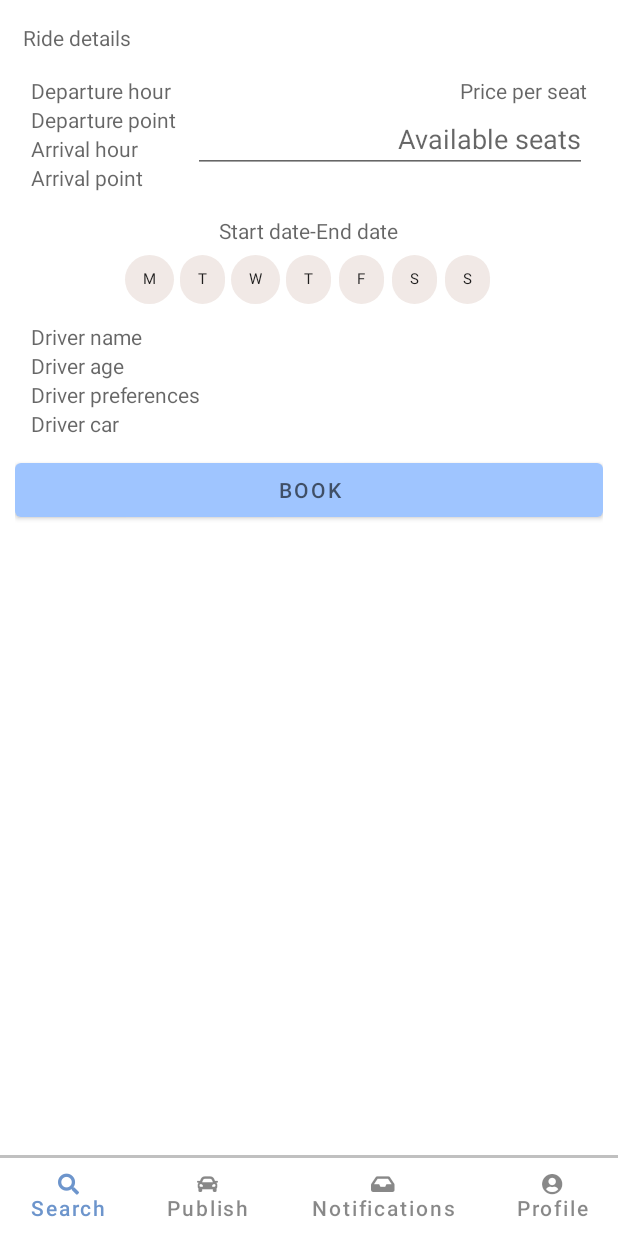
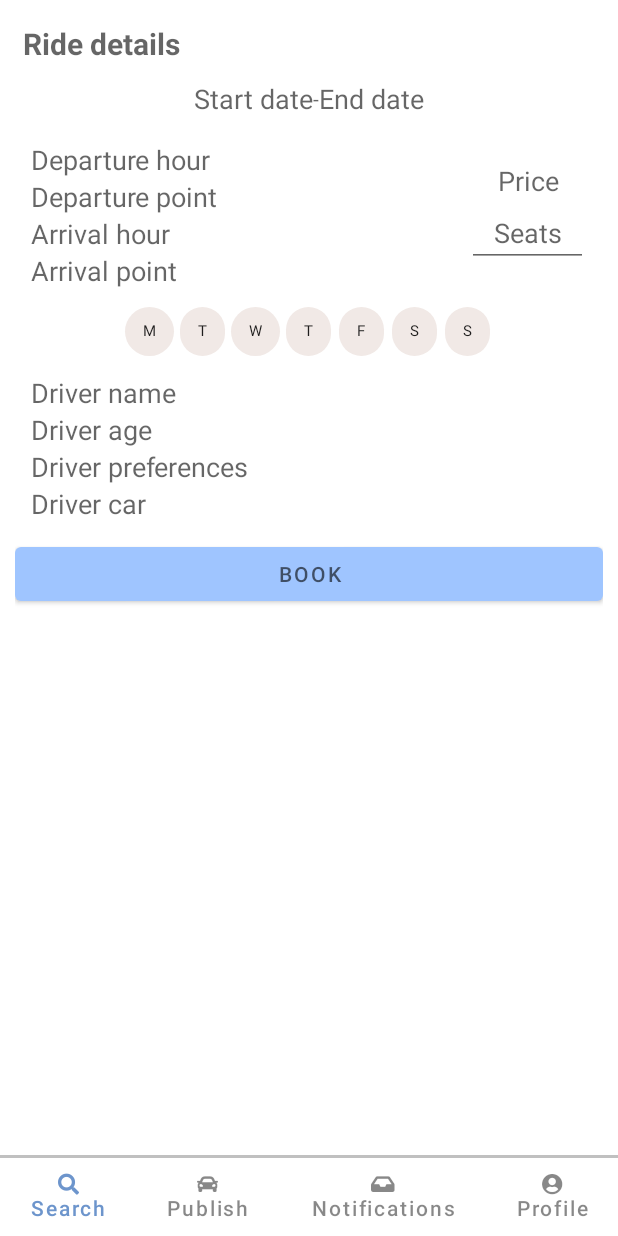
Before and after one commit to blancadomene/Driverse-Frontend, an Android app: the fragment RideDetailsFragment placed in its activity, on a phone screen of 412 x 824 dp. Run offline under Robolectric (Android 15) with nearby library versions, the phone set to English and light mode, and no system bars; 11 statements that could not run were skipped.

Commit message:
Finished layouts, fixed text dimensions and inputs.

```diff
--- a/app/src/main/java/com/blancadomene/tfg/Notification.java
+++ b/app/src/main/java/com/blancadomene/tfg/Notification.java
@@ -40,7 +40,7 @@ public class Notification {
 
         // Get view items and set text
         TextView text;
-        text = view.findViewById(R.id.layout_notification_card_message);
+        text = view.findViewById(R.id.layout_notification_card_text);
         text.setText(getNotificationText());
 
         new DownloadImageTask(view.findViewById(R.id.layout_notification_card_image)).execute("https://www.gravatar.com/avatar/205e460b479e2e5b48aeg07710c08d50?s=450&r=pg&d=retro");
--- a/app/src/main/res/layout/fragment_ride_details.xml
+++ b/app/src/main/res/layout/fragment_ride_details.xml
@@ -22,77 +22,8 @@
                 android:layout_height="wrap_content"
                 android:hint="@string/ride_details_message"
                 android:padding="5dp"
-                android:text="" />
-
-            <LinearLayout
-                android:layout_width="match_parent"
-                android:layout_height="wrap_content"
-                android:layout_weight="1"
-                android:orientation="horizontal"
-                android:padding="5dp"
-                android:baselineAligned="false">
-
-                <LinearLayout
-                    android:layout_width="wrap_content"
-                    android:layout_height="wrap_content"
-                    android:orientation="vertical"
-                    android:padding="5dp">
-
-                    <TextView
-                        android:id="@+id/fragment_ride_details_departure_hour"
-                        android:layout_width="match_parent"
-                        android:layout_height="wrap_content"
-                        android:hint="@string/departure_hour"
-                        android:text="" />
-
-                    <TextView
-                        android:id="@+id/fragment_ride_details_departure_point"
-                        android:layout_width="match_parent"
-                        android:layout_height="wrap_content"
-                        android:hint="@string/departure_point"
-                        android:text="" />
-
-                    <TextView
-                        android:id="@+id/fragment_ride_details_arrival_hour"
-                        android:layout_width="match_parent"
-                        android:layout_height="wrap_content"
-                        android:hint="@string/arrival_hour"
-                        android:text="" />
-
-                    <TextView
-                        android:id="@+id/fragment_ride_details_arrival_point"
-                        android:layout_width="match_parent"
-                        android:layout_height="wrap_content"
-                        android:hint="@string/arrival_point"
-                        android:text="" />
-                </LinearLayout>
-
-                <LinearLayout
-                    android:layout_width="0dp"
-                    android:layout_height="wrap_content"
-                    android:layout_weight="1"
-                    android:orientation="vertical"
-                    android:padding="5dp">
-
-                    <TextView
-                        android:id="@+id/fragment_ride_details_price_per_seat"
-                        android:layout_width="match_parent"
-                        android:layout_height="wrap_content"
-                        android:gravity="top|end"
-                        android:hint="@string/price_per_seat"
-                        android:text="" />
-
-                    <EditText
-                        android:id="@+id/fragment_ride_details_available_seats"
-                        android:layout_width="match_parent"
-                        android:layout_height="wrap_content"
-                        android:gravity="top|end"
-                        android:autofillHints="no"
-                        android:focusableInTouchMode="false"
-                        android:hint="@string/available_seats" />
-                </LinearLayout>
-
-            </LinearLayout>
+                android:text=""
+                android:textSize="20sp" />
 
             <LinearLayout
                 android:layout_width="match_parent"
@@ -107,7 +38,8 @@
                     android:layout_width="wrap_content"
                     android:layout_height="wrap_content"
                     android:hint="@string/start_date"
-                    android:text="" />
+                    android:text=""
+                    android:textSize="18sp" />
 
                 <TextView
                     android:id="@+id/fragment_search_dash"
@@ -122,8 +54,88 @@
                     android:layout_width="wrap_content"
                     android:layout_height="wrap_content"
                     android:hint="@string/end_date"
-                    android:text="" />
+                    android:text=""
+                    android:textSize="18sp" />
             </LinearLayout>
+
+            <LinearLayout
+                android:layout_width="match_parent"
+                android:layout_height="wrap_content"
+                android:layout_weight="1"
+                android:baselineAligned="false"
+                android:orientation="horizontal"
+                android:padding="5dp">
+
+                <LinearLayout
+                    android:layout_width="wrap_content"
+                    android:layout_height="wrap_content"
+                    android:layout_marginEnd="30dp"
+                    android:orientation="vertical"
+                    android:padding="5dp">
+
+                    <TextView
+                        android:id="@+id/fragment_ride_details_departure_hour"
+                        android:layout_width="250dp"
+                        android:layout_height="wrap_content"
+                        android:hint="@string/departure_hour"
+                        android:text=""
+                        android:textSize="18sp" />
+
+                    <TextView
+                        android:id="@+id/fragment_ride_details_departure_point"
+                        android:layout_width="250dp"
+                        android:layout_height="wrap_content"
+                        android:hint="@string/departure_point"
+                        android:text=""
+                        android:textSize="18sp" />
+
+                    <TextView
+                        android:id="@+id/fragment_ride_details_arrival_hour"
+                        android:layout_width="250dp"
+                        android:layout_height="wrap_content"
+                        android:hint="@string/arrival_hour"
+                        android:text=""
+                        android:textSize="18sp" />
+
+                    <TextView
+                        android:id="@+id/fragment_ride_details_arrival_point"
+                        android:layout_width="250dp"
+                        android:layout_height="wrap_content"
+                        android:hint="@string/arrival_point"
+                        android:text=""
+                        android:textSize="18sp" />
+                </LinearLayout>
+
+                <LinearLayout
+                    android:layout_width="87dp"
+                    android:layout_height="wrap_content"
+                    android:layout_gravity="center"
+                    android:orientation="vertical"
+                    android:padding="5dp">
+
+                    <TextView
+                        android:id="@+id/fragment_ride_details_price_per_seat"
+                        android:layout_width="82dp"
+                        android:layout_height="wrap_content"
+                        android:hint="@string/price_per_seat"
+                        android:text=""
+                        android:textAlignment="center"
+                        android:textSize="18sp" />
+
+                    <EditText
+                        android:id="@+id/fragment_ride_details_available_seats"
+                        android:layout_width="82dp"
+                        android:layout_height="wrap_content"
+                        android:autofillHints="no"
+                        android:focusableInTouchMode="false"
+
+                        android:hint="@string/available_seats"
+                        android:textAlignment="center"
+                        android:textSize="18sp" />
+                </LinearLayout>
+
+            </LinearLayout>
+
 
             <com.blancadomene.tfg.AvailableDaysOfWeek
                 android:id="@+id/fragment_ride_details_days_of_week_view"
@@ -141,10 +153,10 @@
                     android:id="@+id/fragment_ride_details_driver_image"
                     android:layout_width="wrap_content"
                     android:layout_height="wrap_content"
+                    android:contentDescription="@string/trip_driver_image"
                     android:scaleX="0.5"
                     android:scaleY="0.5"
-                    tools:src="@tools:sample/avatars"
-                    android:contentDescription="@string/trip_driver_image" />
+                    tools:src="@tools:sample/avatars" />
 
                 <LinearLayout
                     android:layout_width="0dp"
@@ -160,7 +172,8 @@
                         android:layout_height="wrap_content"
                         android:layout_gravity="start"
                         android:hint="@string/driver_name"
-                        android:text="" />
+                        android:text=""
+                        android:textSize="18sp" />
 
                     <TextView
                         android:id="@+id/fragment_ride_details_driver_age"
@@ -168,7 +181,8 @@
                         android:layout_height="wrap_content"
                         android:layout_gravity="start"
                         android:hint="@string/driver_age"
-                        android:text="" />
+                        android:text=""
+                        android:textSize="18sp" />
 
                     <TextView
                         android:id="@+id/fragment_ride_details_driver_preferences"
@@ -176,7 +190,8 @@
                         android:layout_height="wrap_content"
                         android:layout_gravity="start"
                         android:hint="@string/driver_preferences"
-                        android:text="" />
+                        android:text=""
+                        android:textSize="18sp" />
 
                     <TextView
                         android:id="@+id/fragment_ride_details_driver_car"
@@ -184,7 +199,8 @@
                         android:layout_height="wrap_content"
                         android:layout_gravity="start"
                         android:hint="@string/driver_car"
-                        android:text="" />
+                        android:text=""
+                        android:textSize="18sp" />
                 </LinearLayout>
 
             </LinearLayout>
--- a/app/src/main/res/layout/layout_notification_card.xml
+++ b/app/src/main/res/layout/layout_notification_card.xml
@@ -34,13 +34,13 @@
                 tools:srcCompat="@tools:sample/avatars" />
 
             <TextView
-                android:id="@+id/layout_notification_card_message"
+                android:id="@+id/layout_notification_card_text"
                 android:layout_width="match_parent"
                 android:layout_height="wrap_content"
                 android:layout_gravity="center"
                 android:layout_marginStart="15dp"
                 android:layout_weight="0"
-                android:hint="@string/card_message"
+                android:hint="@string/card_text"
                 android:text="" />
 
         </LinearLayout>
--- a/app/src/main/res/layout/layout_ride_card.xml
+++ b/app/src/main/res/layout/layout_ride_card.xml
@@ -38,7 +38,7 @@
                         android:id="@+id/layout_ride_card_driver_image"
                         android:layout_width="256px"
                         android:layout_height="256px"
-                        android:layout_weight="0"
+
                         android:scaleX="0.7"
                         android:scaleY="0.7"
                         tools:srcCompat="@tools:sample/avatars" />
@@ -63,6 +63,7 @@
                         android:layout_width="match_parent"
                         android:layout_height="wrap_content"
                         android:layout_weight="1"
+                        android:gravity="center|start"
                         android:hint="@string/departure_hour"
                         android:text="" />
 
@@ -71,6 +72,7 @@
                         android:layout_width="match_parent"
                         android:layout_height="wrap_content"
                         android:layout_weight="1"
+                        android:gravity="center|start"
                         android:hint="@string/arrival_hour"
                         android:text="" />
                 </LinearLayout>
@@ -86,6 +88,7 @@
                         android:layout_width="match_parent"
                         android:layout_height="wrap_content"
                         android:layout_weight="1"
+                        android:gravity="center|start"
                         android:hint="@string/departure_point"
                         android:text="" />
 
@@ -94,6 +97,7 @@
                         android:layout_width="match_parent"
                         android:layout_height="wrap_content"
                         android:layout_weight="1"
+                        android:gravity="center|start"
                         android:hint="@string/arrival_point"
                         android:text="" />
                 </LinearLayout>
--- a/app/src/main/res/values/strings.xml
+++ b/app/src/main/res/values/strings.xml
@@ -1,7 +1,5 @@
 <resources>
     <string name="app_name">Driverse</string>
-    <string name="colon">%1$s:%2s</string>      <!-- TODO: not used, show hour in Ride and RideDetails-->
-    <string name="slash">/</string>      <!-- TODO: not used, show date in RideDetails-->
     <string name="dash">-</string>
 
     <!-- LoginScreenActivity -->
@@ -17,7 +15,7 @@
 
 
     <!-- ProfileFragment & Ride details -->
-    <string name="search_message">Looking for a ride?</string>
+    <string name="search_message"><b>Looking for a ride?</b></string>
     <string name="departure_point">Departure point</string>
     <string name="departure_point_radius">Radius (m)</string>
     <string name="arrival_point">Arrival point</string>
@@ -27,18 +25,18 @@
     <string name="start_date">Start date</string>
     <string name="end_date">End date</string>
     <string name="passengers_number">Passengers</string>
-    <string name="available_seats">Available seats</string>
-    <string name="price_per_seat">Price per seat</string>
+    <string name="available_seats">Seats</string>
+    <string name="price_per_seat">Price</string>
     <string name="driver_name">Driver name</string> <!-- driver name, image, preferences and car repeated? -->
     <string name="driver_age">Driver age</string>
     <string name="trip_driver_image">Trip drivers image</string>
     <string name="driver_preferences">Driver preferences</string>
     <string name="driver_car">Driver car</string>
     <string name="search_travel_button">SEARCH</string>
-    <string name="ride_details_message">Ride details</string>
+    <string name="ride_details_message"><b>Ride details</b></string>
     <string name="book_ride_button">BOOK</string>
     <string name="publish_ride_button">PUBLISH</string>
-    <string name="publish_message">Share your ride</string>
+    <string name="publish_message"><b>Share your ride</b></string>
 
     <!-- TODO: all of AvailableDaysOfWeek -->
     <string name="monday">M</string>
@@ -59,12 +57,12 @@
     <string name="user_preferences">Car</string>
     <string name="user_profile_image">Profile image</string>
     <string name="log_out_button">LOG OUT</string>
-    <string name="profile_message">Profile page</string>
+    <string name="profile_message"><b>Profile page</b></string>
 
     <!-- Notifications Card -->
-    <string name="card_message">Card message</string>
+    <string name="card_text">Card text notification</string>
     <string name="notification_card_image">Notification card image</string>
-    <string name="notifications_messages">Messages</string>
+    <string name="notifications_messages"><b>Notifications</b></string>
     <string name="title_activity_main2">MainActivity</string>
     <string name="title_home">Home</string>
     <string name="title_dashboard">Dashboard</string>
```
Also changed, not shown: app/src/main/res/layout/activity_login_screen.xml (+10 -2 lines), app/src/main/res/layout/fragment_notifications.xml (+5 -3 lines), app/src/main/res/layout/fragment_profile.xml (+40 -23 lines), app/src/main/res/layout/fragment_publish.xml (+24 -17 lines), app/src/main/res/layout/fragment_search.xml (+16 -9 lines).
